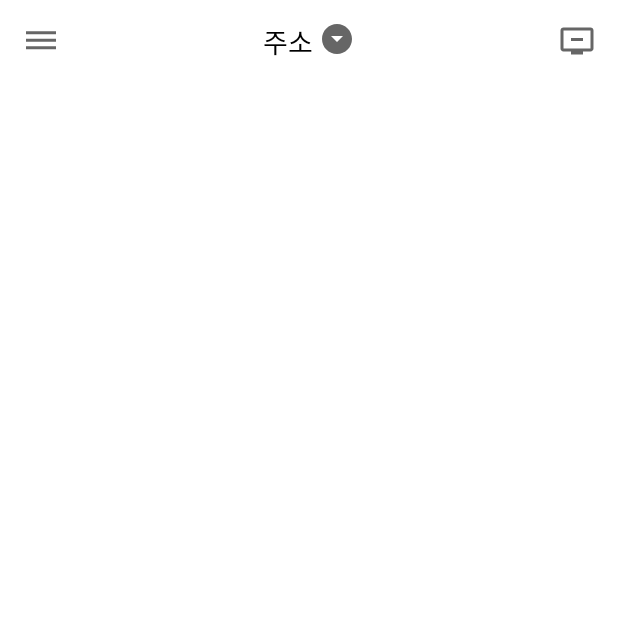
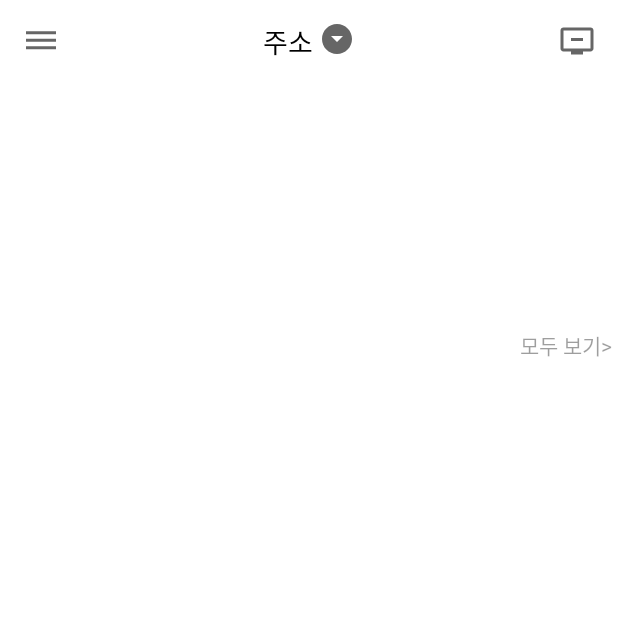
Before and after one commit to Leesin0222/clone-badelminjock, an Android app: the screen it shows after launch (MainActivity), on a phone screen of 412 x 824 dp, the top half of it. Run offline under Robolectric (Android 15) with nearby library versions, the phone set to English and light mode, and no system bars.

Commit message:
📑 :: UI = viewpager2 추가

```diff
--- a/bedalminjock/app/src/main/res/layout/activity_main.xml
+++ b/bedalminjock/app/src/main/res/layout/activity_main.xml
@@ -7,6 +7,7 @@
     tools:context=".MainActivity">
 
     <androidx.constraintlayout.widget.ConstraintLayout
+        android:id="@+id/constraintLayout"
         android:layout_width="match_parent"
         android:layout_height="wrap_content"
         app:layout_constraintEnd_toEndOf="parent"
@@ -26,6 +27,7 @@
             app:layout_constraintTop_toTopOf="parent" />
 
         <LinearLayout
+            android:id="@+id/linearLayout"
             android:layout_width="wrap_content"
             android:layout_height="wrap_content"
             app:layout_constraintBottom_toBottomOf="parent"
@@ -63,5 +65,66 @@
 
     </androidx.constraintlayout.widget.ConstraintLayout>
 
+    <ScrollView
+        android:id="@+id/scrollView2"
+        android:layout_width="0dp"
+        android:layout_height="0dp"
+        app:layout_constraintBottom_toBottomOf="parent"
+        app:layout_constraintEnd_toEndOf="parent"
+        app:layout_constraintStart_toStartOf="parent"
+        app:layout_constraintTop_toBottomOf="@+id/constraintLayout">
+
+        <androidx.constraintlayout.widget.ConstraintLayout
+            android:layout_width="match_parent"
+            android:layout_height="wrap_content">
+
+            <androidx.viewpager2.widget.ViewPager2
+                android:id="@+id/viewPager2"
+                android:layout_width="0dp"
+                android:layout_height="200dp"
+                app:layout_constraintEnd_toEndOf="parent"
+                app:layout_constraintStart_toStartOf="parent"
+                app:layout_constraintTop_toTopOf="parent"/>
+
+            <TextView
+                android:id="@+id/tv_page_number"
+                android:layout_width="wrap_content"
+                android:layout_height="wrap_content"
+                android:layout_marginEnd="2dp"
+                android:text="10"
+                android:textColor="#fff"
+                app:layout_constraintBottom_toBottomOf="@+id/textView"
+                app:layout_constraintEnd_toStartOf="@+id/textView"
+                app:layout_constraintTop_toTopOf="@+id/textView" />
+
+            <TextView
+                android:id="@+id/textView"
+                android:layout_width="wrap_content"
+                android:layout_height="wrap_content"
+                android:layout_marginEnd="8dp"
+                android:text="/5"
+                android:textColor="#fff"
+                app:layout_constraintBottom_toBottomOf="@+id/tv_see_all"
+                app:layout_constraintEnd_toStartOf="@+id/tv_see_all"
+                app:layout_constraintTop_toTopOf="@+id/tv_see_all" />
+
+            <TextView
+                android:id="@+id/tv_see_all"
+                android:layout_width="wrap_content"
+                android:layout_height="wrap_content"
+                android:layout_marginBottom="10dp"
+                android:alpha="0.7"
+                android:background="@drawable/white_rectangle_left_radius"
+                android:paddingStart="8dp"
+                android:paddingTop="4dp"
+                android:paddingEnd="4dp"
+                android:paddingBottom="4dp"
+                android:text="모두 보기>"
+                app:layout_constraintBottom_toBottomOf="@+id/viewPager2"
+                app:layout_constraintEnd_toEndOf="parent"/>
+
+        </androidx.constraintlayout.widget.ConstraintLayout>
+    </ScrollView>
+
 
 </androidx.constraintlayout.widget.ConstraintLayout>
```
